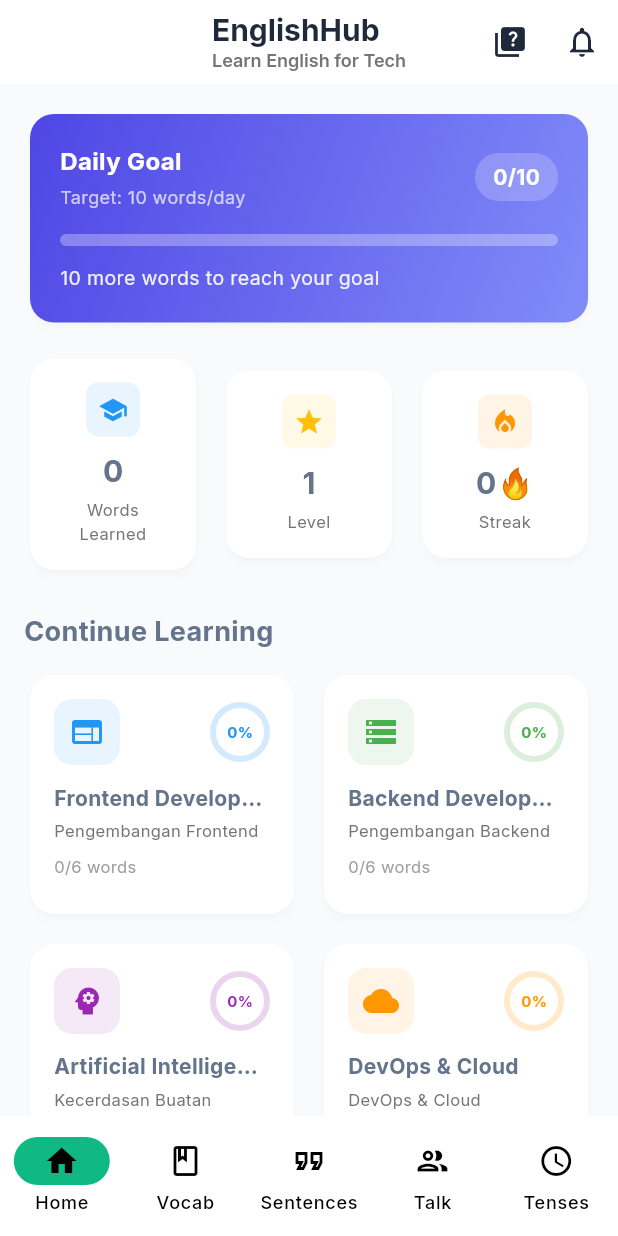
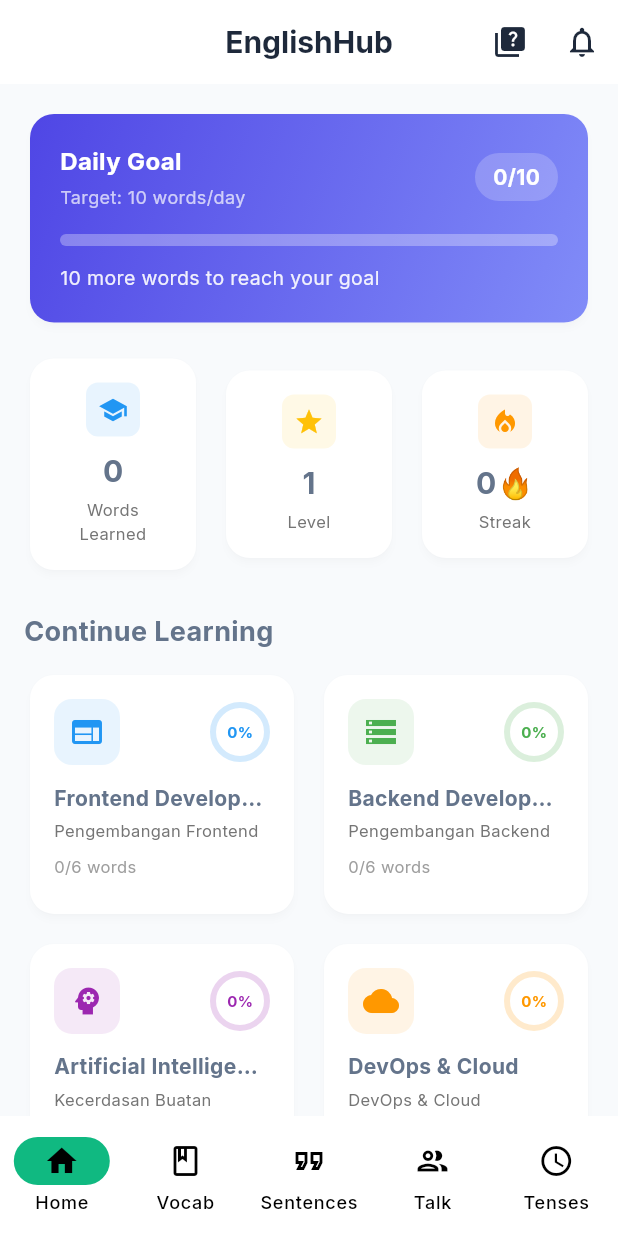
Before and after one commit to dehyabi/englishhub-mobile, a Flutter app: the screen it shows after launch, on a phone screen of 412 x 824 dp. Run offline on Flutter 3.47's test engine with Material 3 defaults, Android fonts, the phone set to English and light mode, and no system bars; drawn by our look-alikes of percent_indicator; our stand-ins replace google_fonts; accounts and stored records are empty.

Commit message:
style: left-align EnglishHub title, remove subtitle

```diff
--- a/lib/screens/home/home_screen.dart
+++ b/lib/screens/home/home_screen.dart
@@ -85,24 +85,12 @@ class HomeContent extends StatelessWidget {
             // App Bar
             SliverAppBar(
               floating: true,
-              title: Column(
-                crossAxisAlignment: CrossAxisAlignment.start,
-                children: [
-                  Text(
-                    'EnglishHub',
-                    style: GoogleFonts.inter(
-                      fontSize: 20,
-                      fontWeight: FontWeight.bold,
-                    ),
-                  ),
-                  Text(
-                    'Learn English for Tech',
-                    style: GoogleFonts.inter(
-                      fontSize: 12,
-                      color: Colors.grey[600],
-                    ),
-                  ),
-                ],
+              title: Text(
+                'EnglishHub',
+                style: GoogleFonts.inter(
+                  fontSize: 20,
+                  fontWeight: FontWeight.bold,
+                ),
               ),
               actions: [
                 IconButton(
```
